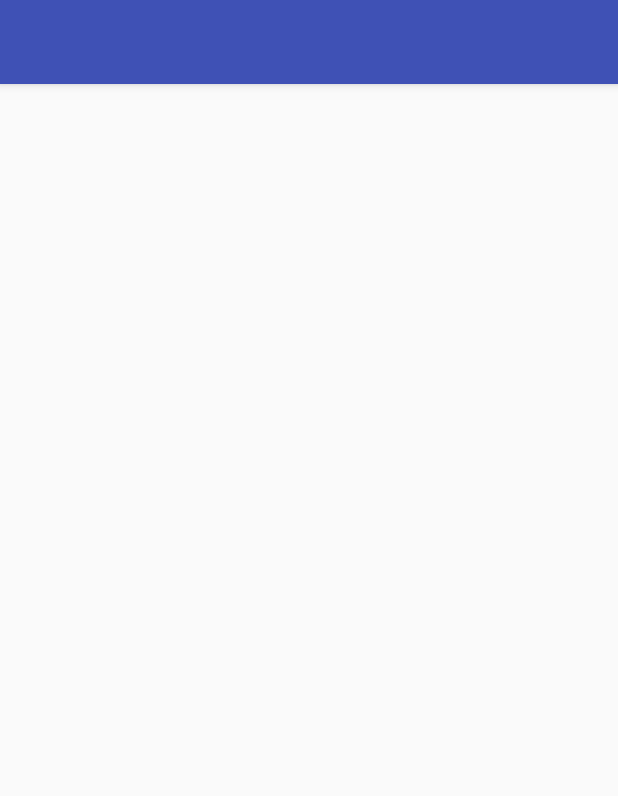
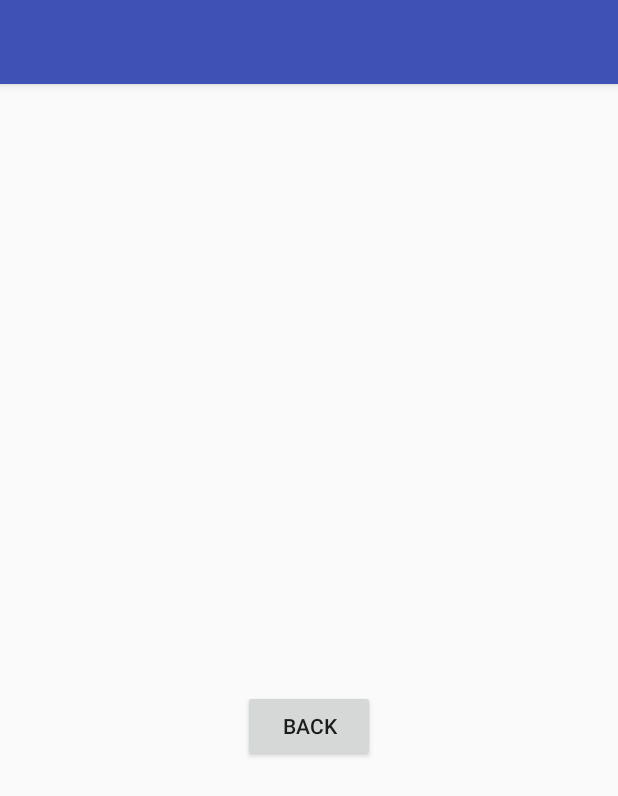
Before and after one commit to FrankYan93/Branter, an Android app: the MapsViewActivity screen opened directly, with no data from a screen before it, on a phone screen of 412 x 824 dp. Shown: the top 796 px of the screen. Run offline under Robolectric (Android 15) with nearby library versions, the phone set to English and light mode, and no system bars.

Commit message:
ready for 2st merge

```diff
--- a/app/src/main/AndroidManifest.xml
+++ b/app/src/main/AndroidManifest.xml
@@ -38,11 +38,6 @@
         <activity android:name=".SignInActivity" />
         <activity android:name=".RegisterActivity" />
         <activity android:name=".CreateEventActivity" />
-        <activity android:name=".SearchResultActivity">
-            <intent-filter>
-                <action android:name="android.intent.action.SEARCH" />
-            </intent-filter>
-        </activity>
         <!--
              The API key for Google Maps-based APIs is defined as a string resource.
              (See the file "res/values/google_maps_api.xml").
--- a/app/src/main/java/com/branter/jiadongyan/branter/MainActivity.java
+++ b/app/src/main/java/com/branter/jiadongyan/branter/MainActivity.java
@@ -166,7 +166,6 @@ public class MainActivity extends AppCompatActivity
 
         if (id == R.id.nav_account) {
             startActivity(new Intent("com.branter.jiadongyan.branter.MyAccountActivity"));
-            // TODO: start account info activity
         } else if (id == R.id.nav_host) {
             // TODO: start host events info activity
         } else if (id == R.id.nav_join) {
--- a/app/src/main/res/layout/activity_maps_view.xml
+++ b/app/src/main/res/layout/activity_maps_view.xml
@@ -22,8 +22,17 @@
         android:id="@+id/map"
         android:name="com.google.android.gms.maps.SupportMapFragment"
         android:layout_width="match_parent"
-        android:layout_height="491dp"
+        android:layout_height="460dp"
         tools:context="com.branter.jiadongyan.branter.MapsViewActivity" />
+
+    <Button
+        android:id="@+id/map_back_button"
+        android:layout_width="wrap_content"
+        android:layout_height="wrap_content"
+        android:layout_gravity="bottom|center_horizontal"
+        android:text="Back"
+        map:layout_anchor="@+id/map"
+        map:layout_anchorGravity="bottom|center_horizontal" />
 
 
 </android.support.design.widget.CoordinatorLayout>
```
Also changed, not shown: app/src/main/java/com/branter/jiadongyan/branter/MapsViewActivity.java (+21 -14 lines).
